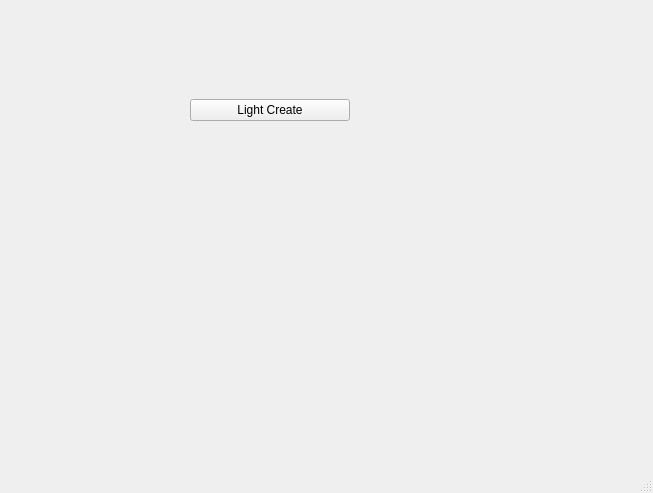
First picture: the form in Lomus.ui, repository sherifessam98/Lomus, before the edit.
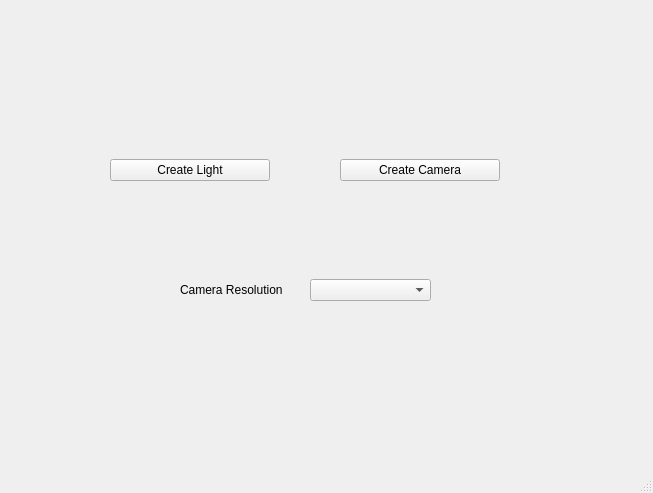
Second picture: the form after the edit.

Commit message: adding camera creation and combo box for resolution

```diff
--- a/Lomus.ui
+++ b/Lomus.ui
@@ -17,8 +17,8 @@
    <widget class="QWidget" name="verticalLayoutWidget">
     <property name="geometry">
      <rect>
-      <x>190</x>
-      <y>70</y>
+      <x>110</x>
+      <y>130</y>
       <width>160</width>
       <height>80</height>
      </rect>
@@ -27,7 +27,60 @@
      <item>
       <widget class="QPushButton" name="lightCreate">
        <property name="text">
-        <string>Light Create</string>
+        <string>Create Light</string>
+       </property>
+      </widget>
+     </item>
+    </layout>
+   </widget>
+   <widget class="QWidget" name="verticalLayoutWidget_2">
+    <property name="geometry">
+     <rect>
+      <x>340</x>
+      <y>130</y>
+      <width>160</width>
+      <height>80</height>
+     </rect>
+    </property>
+    <layout class="QVBoxLayout" name="verticalLayout_3">
+     <item>
+      <widget class="QPushButton" name="cameraCreateButton">
+       <property name="text">
+        <string>Create Camera</string>
+       </property>
+      </widget>
+     </item>
+    </layout>
+   </widget>
+   <widget class="QWidget" name="verticalLayoutWidget_3">
+    <property name="geometry">
+     <rect>
+      <x>310</x>
+      <y>250</y>
+      <width>121</width>
+      <height>80</height>
+     </rect>
+    </property>
+    <layout class="QVBoxLayout" name="verticalLayout">
+     <item>
+      <widget class="QComboBox" name="resolutionCombo"/>
+     </item>
+    </layout>
+   </widget>
+   <widget class="QWidget" name="verticalLayoutWidget_4">
+    <property name="geometry">
+     <rect>
+      <x>180</x>
+      <y>250</y>
+      <width>121</width>
+      <height>80</height>
+     </rect>
+    </property>
+    <layout class="QVBoxLayout" name="verticalLayout_4">
+     <item>
+      <widget class="QLabel" name="cameraResolution">
+       <property name="text">
+        <string>Camera Resolution</string>
        </property>
       </widget>
      </item>
```
Left out of the diff: 2 changed lines with no effect on the pictures. The commit also changes 28 other files.
